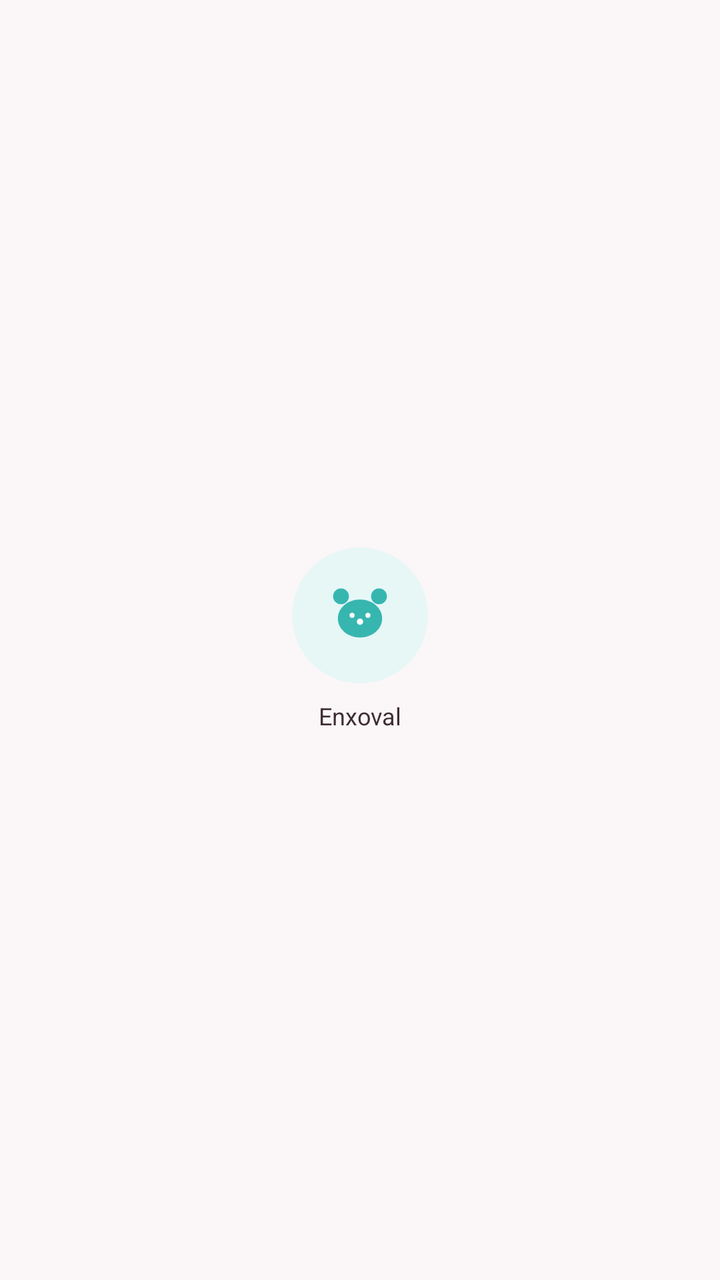
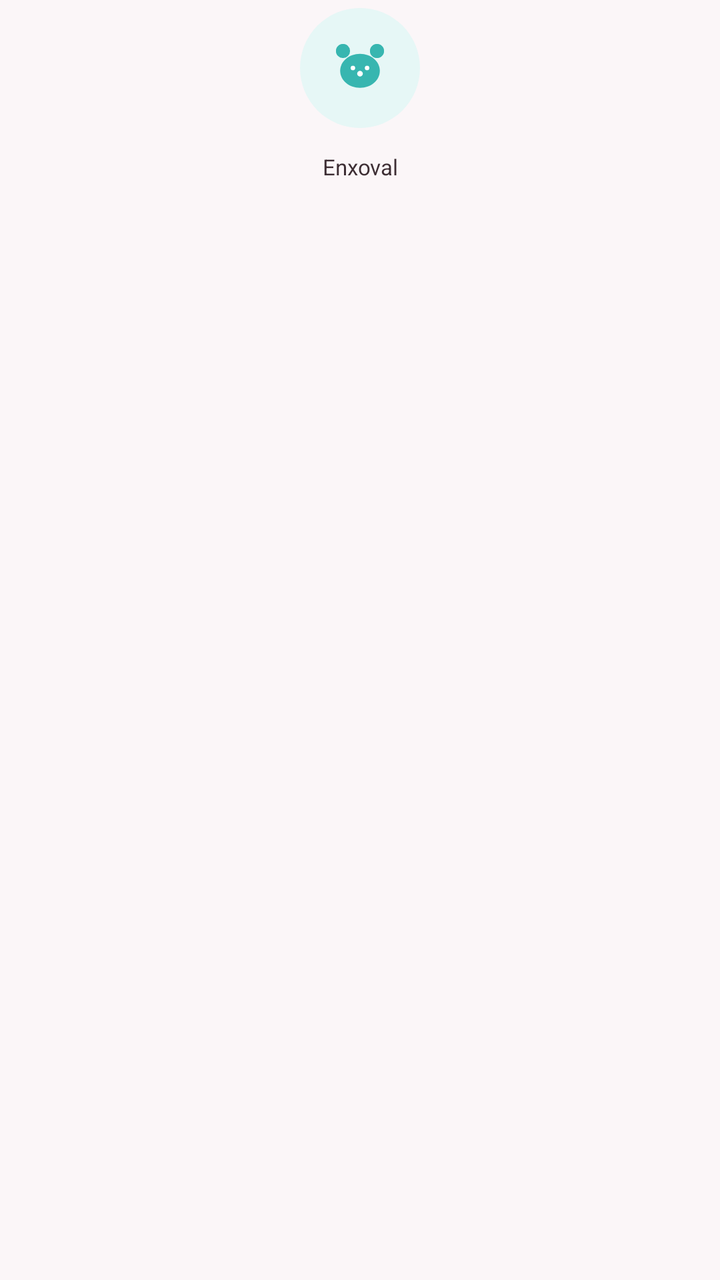

An Android layout rendered at two revisions. The XML below is the earlier revision; the diff shows what the commit changed to produce the second picture.
<!-- AndroidManifest.xml: application theme Theme.ArthurBaby -->
<!-- res/layout/item_categoria_icone.xml -->
<?xml version="1.0" encoding="utf-8"?>
<LinearLayout xmlns:android="http://schemas.android.com/apk/res/android"
    android:layout_width="92dp"
    android:layout_height="wrap_content"
    android:orientation="vertical"
    android:gravity="center"
    android:padding="6dp"
    android:clickable="true"
    android:focusable="true"
    android:foreground="?attr/selectableItemBackground">

    <FrameLayout
        android:id="@+id/frameIcone"
        android:layout_width="68dp"
        android:layout_height="68dp"
        android:background="@drawable/bg_circulo_categoria">

        <ImageView
            android:id="@+id/imgIcone"
            android:layout_width="38dp"
            android:layout_height="38dp"
            android:layout_gravity="center"
            android:src="@drawable/ic_cat_enxoval"
            android:contentDescription="Categoria" />
    </FrameLayout>

    <TextView
        android:id="@+id/tvNome"
        android:layout_width="match_parent"
        android:layout_height="wrap_content"
        android:text="Enxoval"
        android:textColor="@color/texto_primario"
        android:textSize="12sp"
        android:gravity="center"
        android:maxLines="2"
        android:ellipsize="end"
        android:layout_marginTop="8dp" />
</LinearLayout>
<!-- resources referenced by this layout -->
<resources>
  <color name="texto_primario">#3D2E34</color>
  <!-- drawable bg_circulo_categoria (drawable) -->
  <?xml version="1.0" encoding="utf-8"?>
  <shape xmlns:android="http://schemas.android.com/apk/res/android"
      android:shape="oval">
      <solid android:color="@color/verde_suave" />
  </shape>
  <!-- drawable ic_cat_enxoval (drawable) -->
  <vector xmlns:android="http://schemas.android.com/apk/res/android"
      android:width="48dp"
      android:height="48dp"
      android:viewportWidth="24"
      android:viewportHeight="24">
      
      <path android:fillColor="#37B6B0"
          android:pathData="M6,6 m-2.5,0 a2.5,2.5 0 1,0 5,0 a2.5,2.5 0 1,0 -5,0"/>
      <path android:fillColor="#37B6B0"
          android:pathData="M18,6 m-2.5,0 a2.5,2.5 0 1,0 5,0 a2.5,2.5 0 1,0 -5,0"/>
      
      <path android:fillColor="#37B6B0"
          android:pathData="M12,7 C8.13,7 5,9.69 5,13 C5,16.31 8.13,19 12,19 C15.87,19 19,16.31 19,13 C19,9.69 15.87,7 12,7 Z"/>
      
      <path android:fillColor="#FFFFFF"
          android:pathData="M9.5,12 m-0.8,0 a0.8,0.8 0 1,0 1.6,0 a0.8,0.8 0 1,0 -1.6,0"/>
      <path android:fillColor="#FFFFFF"
          android:pathData="M14.5,12 m-0.8,0 a0.8,0.8 0 1,0 1.6,0 a0.8,0.8 0 1,0 -1.6,0"/>
      
      <path android:fillColor="#FFFFFF"
          android:pathData="M12,14 m-1,0 a1,1 0 1,0 2,0 a1,1 0 1,0 -2,0"/>
  </vector>
  <style name="Theme.ArthurBaby" parent="Theme.MaterialComponents.DayNight.NoActionBar">
          <item name="colorPrimary">@color/verde_arthur</item>
          <item name="colorPrimaryVariant">@color/verde_escuro</item>
          <item name="colorOnPrimary">@color/branco</item>
          <item name="colorSecondary">@color/rosa_arthur</item>
          <item name="colorSecondaryVariant">@color/rosa_escuro</item>
          <item name="colorOnSecondary">@color/branco</item>
          <item name="android:statusBarColor">@color/verde_arthur</item>
          <item name="android:windowBackground">@color/fundo_claro</item>
          <item name="android:navigationBarColor">@color/branco</item>
          <item name="colorSurface">@color/branco</item>
          <item name="colorOnSurface">@color/texto_primario</item>
  
          
          <item name="android:windowLightStatusBar">false</item>
          <item name="android:windowLightNavigationBar">true</item>
      </style>
  <color name="verde_suave">#E6F7F6</color>
  <color name="verde_arthur">#37B6B0</color>
  <color name="verde_escuro">#2A8F8A</color>
  <color name="branco">#FFFFFF</color>
  <color name="rosa_arthur">#ED83A4</color>
  <color name="rosa_escuro">#D56586</color>
  <color name="fundo_claro">#FBF6F8</color>
</resources>

<!-- the commit's change to res/layout/item_categoria_icone.xml (unified diff, before → after) -->
@@ -1,24 +1,25 @@
 <?xml version="1.0" encoding="utf-8"?>
 <LinearLayout xmlns:android="http://schemas.android.com/apk/res/android"
-    android:layout_width="92dp"
+    android:layout_width="match_parent"
     android:layout_height="wrap_content"
     android:orientation="vertical"
-    android:gravity="center"
-    android:padding="6dp"
+    android:gravity="center_horizontal"
+    android:paddingHorizontal="2dp"
+    android:paddingVertical="4dp"
     android:clickable="true"
     android:focusable="true"
     android:foreground="?attr/selectableItemBackground">
 
     <FrameLayout
         android:id="@+id/frameIcone"
-        android:layout_width="68dp"
-        android:layout_height="68dp"
+        android:layout_width="60dp"
+        android:layout_height="60dp"
         android:background="@drawable/bg_circulo_categoria">
 
         <ImageView
             android:id="@+id/imgIcone"
-            android:layout_width="38dp"
-            android:layout_height="38dp"
+            android:layout_width="34dp"
+            android:layout_height="34dp"
             android:layout_gravity="center"
             android:src="@drawable/ic_cat_enxoval"
             android:contentDescription="Categoria" />
@@ -30,9 +31,11 @@
         android:layout_height="wrap_content"
         android:text="Enxoval"
         android:textColor="@color/texto_primario"
-        android:textSize="12sp"
+        android:textSize="11sp"
         android:gravity="center"
+        android:lines="2"
         android:maxLines="2"
         android:ellipsize="end"
-        android:layout_marginTop="8dp" />
+        android:lineSpacingMultiplier="0.95"
+        android:layout_marginTop="6dp" />
 </LinearLayout>
